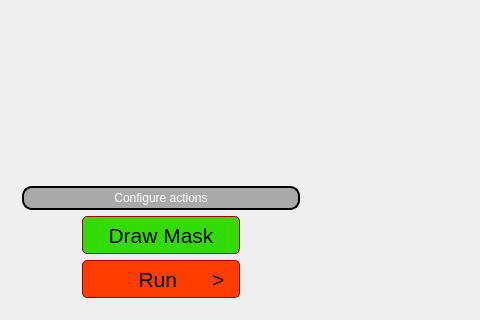
First picture: the form in src/mainwindow.ui, repository dboun/MultiPatientImageProcessing, before the edit; both pictures show x 0 to 480 and y 370 to 690 of the 986 by 690 pixel window.
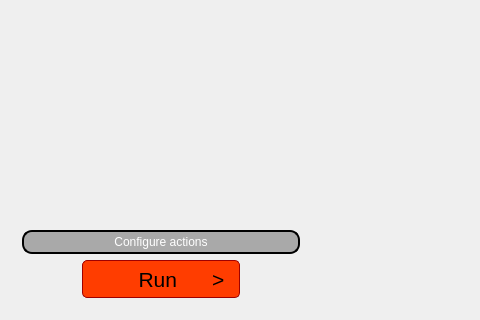
Second picture: the form after the edit.

Commit message: First mask can be created automatically

Diff of the .ui file:
```diff
--- a/src/mainwindow.ui
+++ b/src/mainwindow.ui
@@ -70,19 +70,6 @@
          </property>
         </widget>
        </item>
-       <item alignment="Qt::AlignHCenter">
-        <widget class="QPushButton" name="SegmentationBtn">
-         <property name="styleSheet">
-          <string notr="true">QPushButton { font:21px; height:30px;width:150px;color:black; background-color:rgb(50,220,0); border-style: solid; border-color: #9f0000; border-width: 1px; border-radius: 5px; padding: 3px;}
-QPushButton:checked{ background-color: black; border-style: outset; border-style: solid; border-color: black; border-width: 1px; border-radius: 5px;}
-QPushButton:hover{ background-color: rgb(0,200,57);border-style: outset; border-style: solid; border-color: black; border-width: 1px; border-radius: 5px;}
-QPushButton:pressed{ background-color: rgb(0,100,0);border-style: outset; border-style: solid; border-color: black; border-width: 1px; border-radius: 5px;}                 </string>
-         </property>
-         <property name="text">
-          <string>Draw Mask</string>
-         </property>
-        </widget>
-       </item>
        <item alignment="Qt::AlignHCenter">
         <widget class="QPushButton" name="pushButtonRun">
          <property name="styleSheet">
```
Left out of the diff: 2 changed lines with no effect on the pictures. The commit also changes 10 other files.
